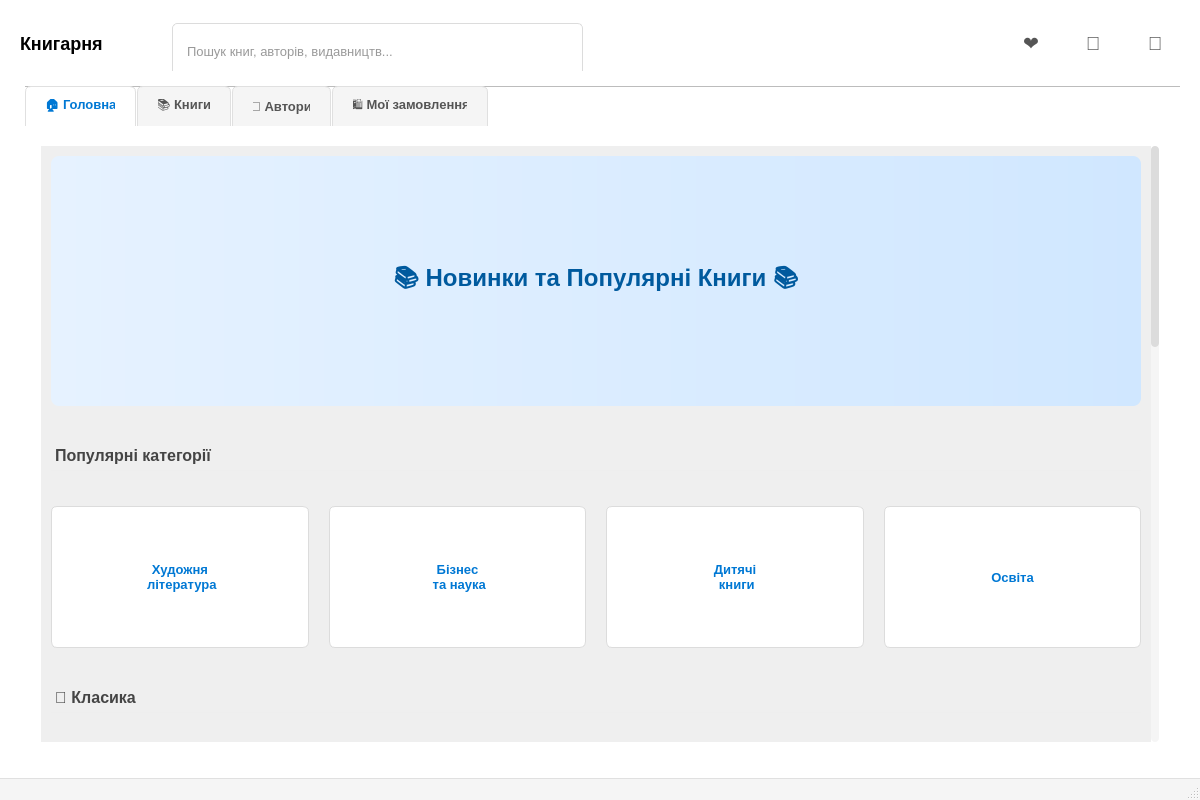
Defenderest/DB_Kurs, file mainwindow.ui: the form before one commit.
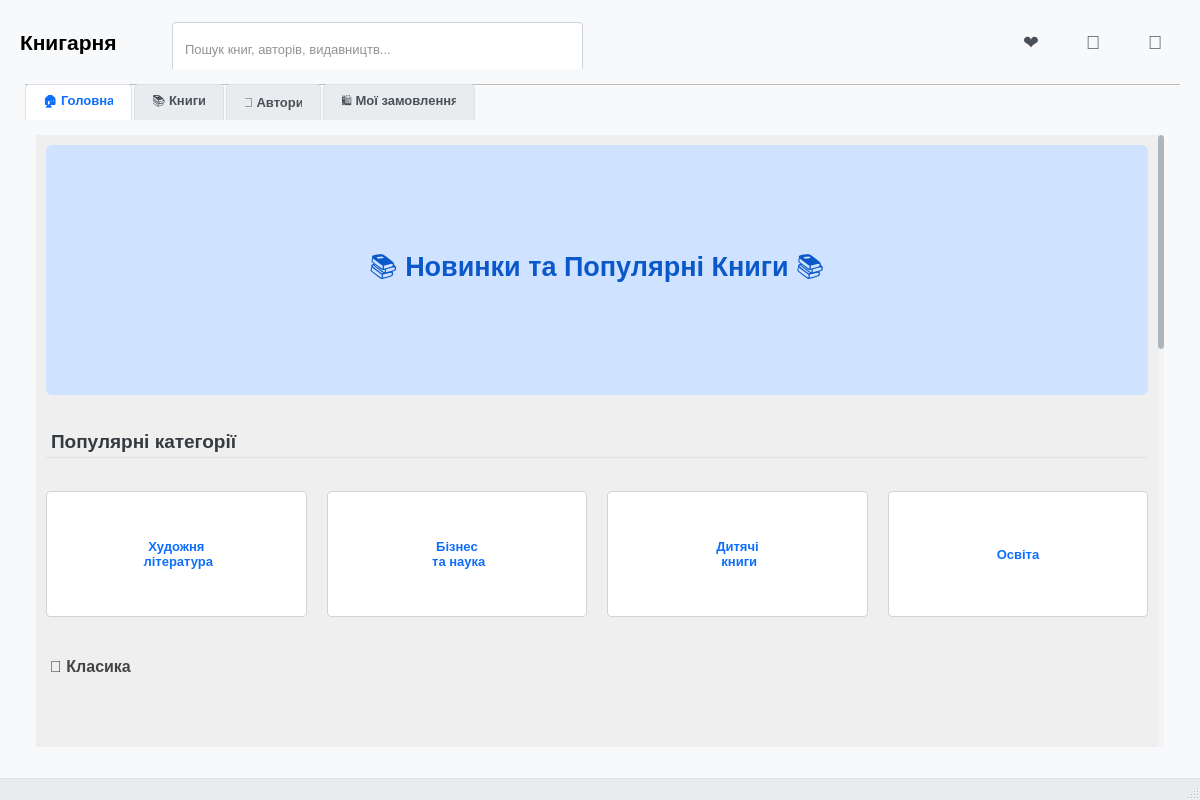
The form after the commit. Icons and pictures are not drawn.

Commit message: style: modernize ui with flat design and bootstrap-like styles

```diff
--- a/mainwindow.ui
+++ b/mainwindow.ui
@@ -14,10 +14,10 @@
    <string>Книгарня</string>
   </property>
   <property name="styleSheet">
-   <string>
+   <string>/* --- Загальні стилі --- */
 QMainWindow {
-    background-color: #ffffff;
-    color: #333333;
+    background-color: #f8f9fa; /* Світло-сірий фон */
+    color: #212529; /* Темний текст */
 }
 
 QWidget {
@@ -25,33 +25,34 @@
     font-size: 10pt;
 }
 
-
+/* --- Вкладки --- */
 QTabWidget::pane {
-    border: 1px solid #e0e0e0;
+    border: 1px solid #dee2e6; /* Світліша рамка */
     border-top: none;
-    background-color: #ffffff;
-    border-radius: 0 0 6px 6px;
-    padding: 20px;
+    background-color: #ffffff; /* Білий фон вмісту вкладки */
+    border-radius: 0 0 4px 4px;
+    padding: 15px;
 }
 
 QTabBar::tab {
-    padding: 12px 20px;
-    margin-right: 1px;
-    background-color: #f5f5f5;
-    border: 1px solid #e0e0e0;
+    padding: 10px 18px;
+    margin-right: 2px;
+    background-color: #e9ecef; /* Трохи темніший сірий для неактивних */
+    border: 1px solid #dee2e6;
     border-bottom: none;
-    color: #555555;
+    color: #495057; /* Сірий текст */
     font-weight: 500;
-    border-top-left-radius: 6px;
-    border-top-right-radius: 6px;
+    border-top-left-radius: 4px;
+    border-top-right-radius: 4px;
 }
 
 QTabBar::tab:selected {
-    background-color: #ffffff;
-    color: #0078d4;
+    background-color: #ffffff; /* Білий фон для активної */
+    color: #0d6efd; /* Синій акцент */
     font-weight: 600;
-    border-color: #e0e0e0;
-
+    border-color: #dee2e6;
+    border-bottom: 1px solid #ffffff; /* Приховуємо нижню межу */
+    margin-bottom: -1px; /* Щоб перекрити межу панелі */
 }
 
 QTabBar::tab:hover:!selected {
@@ -62,17 +63,17 @@
 
 QTabWidget::tab-bar {
     alignment: left;
-    left: 5px;
+    left: 5px; /* Невеликий відступ */
 }
 
-
+/* --- Поля вводу, Комбобокси, Дата --- */
 QLineEdit, QComboBox, QDateEdit {
-    padding: 8px 12px;
-    border: 1px solid #dcdcdc;
-    border-radius: 5px;
+    padding: 8px 10px;
+    border: 1px solid #ced4da; /* Стандартна сіра рамка */
+    border-radius: 4px; /* Менш заокруглені кути */
     background-color: #ffffff;
-    color: #333333;
-    min-height: 36px;
+    color: #212529;
+    min-height: 34px; /* Трохи менша висота */
     font-size: 10pt;
 }
 
@@ -82,41 +83,43 @@
 }
 
 QLineEdit::placeholder {
-    color: #aaaaaa;
+    color: #6c757d; /* Сірий плейсхолдер */
 }
 
 QComboBox::drop-down {
     subcontrol-origin: padding;
     subcontrol-position: top right;
-    width: 25px;
-    border-left: 1px solid #dcdcdc;
-    border-top-right-radius: 5px;
-    border-bottom-right-radius: 5px;
+    width: 20px;
+    border-left: 1px solid #ced4da;
+    border-top-right-radius: 4px;
+    border-bottom-right-radius: 4px;
 }
 
 QComboBox::down-arrow {
-
+    /* Можна використати іконку або залишити стандартну */
+     image: url(:/icons/down-arrow.svg); /* Приклад шляху до іконки */
      width: 10px;
      height: 10px;
 }
 QComboBox QAbstractItemView {
-    border: 1px solid #dcdcdc;
+    border: 1px solid #ced4da;
     background-color: #ffffff;
-    selection-background-color: #e6f2ff;
-    selection-color: #0078d4;
+    selection-background-color: #cfe2ff; /* Світло-синій фон виділення */
+    selection-color: #000; /* Чорний текст виділення */
     padding: 4px;
 }
 
-
+/* --- Кнопки --- */
 QPushButton {
-    padding: 8px 16px;
-    background-color: #0078d4;
+    padding: 8px 14px;
+    background-color: #0d6efd; /* Основний синій */
     color: white;
-    border: 1px solid #0078d4;
-    border-radius: 5px;
+    border: 1px solid #0d6efd;
+    border-radius: 4px;
     font-weight: 500;
-    min-height: 36px;
+    min-height: 34px;
     font-size: 10pt;
+    transition: background-color 0.15s ease-in-out, border-color 0.15s ease-in-out; /* Плавний перехід */
 }
 QPushButton:hover {
     background-color: #106ebe;
@@ -127,21 +130,22 @@
     border-color: #005a9e;
 }
 QPushButton:disabled {
-    background-color: #f0f0f0;
-    color: #aaaaaa;
-    border-color: #e0e0e0;
+    background-color: #6c757d; /* Сірий для неактивних */
+    color: #ffffff;
+    border-color: #6c757d;
+    opacity: 0.65;
 }
 
-
+/* --- Кнопки-іконки в хедері --- */
 QPushButton#cartButton, QPushButton#wishlistButton, QPushButton#profileButton {
     background-color: transparent;
-    border: none;
+    border: 1px solid transparent; /* Прозора рамка для збереження розміру */
     padding: 6px;
-    border-radius: 50%;
-    min-height: 38px; min-width: 38px;
-    max-width: 38px; max-height: 38px;
-    color: #555555;
-    font-size: 14pt;
+    border-radius: 4px; /* Звичайний радіус */
+    min-height: 36px; min-width: 36px;
+    max-width: 36px; max-height: 36px;
+    color: #495057; /* Сірий колір іконки */
+    font-size: 14pt; /* Розмір можна налаштувати */
 }
 QPushButton#cartButton:hover, QPushButton#wishlistButton:hover, QPushButton#profileButton:hover {
     background-color: #f0f0f0;
@@ -151,15 +155,15 @@
     background-color: #e0e0e0;
 }
 
-
+/* --- Кнопки фільтрів/сортування/вигляду --- */
 QPushButton#filterButton, QPushButton#sortButton, QPushButton#viewModeButton {
     background-color: #ffffff;
-    border: 1px solid #dcdcdc;
-    color: #555555;
-    min-width: 38px; max-width: 38px;
-    min-height: 36px; max-height: 36px;
+    border: 1px solid #ced4da; /* Стандартна сіра рамка */
+    color: #495057; /* Сірий колір іконки/тексту */
+    min-width: 36px; max-width: 36px; /* Зробимо квадратними */
+    min-height: 34px; max-height: 34px;
     padding: 6px;
-    border-radius: 5px;
+    border-radius: 4px;
     font-size: 12pt;
 }
 QPushButton#filterButton:hover, QPushButton#sortButton:hover, QPushButton#viewModeButton:hover {
@@ -171,28 +175,27 @@
     background-color: #e8e8e8;
 }
 QPushButton#viewModeButton:checked {
-    background-color: #e6f2ff;
-    border-color: #7bbfff;
-    color: #0078d4;
+    background-color: #cfe2ff; /* Світло-синій фон для вибраного */
+    border-color: #86b7fe;
+    color: #0d6efd;
 }
 
-
-
+/* --- Скролбари --- */
 QScrollArea {
     border: none;
     background-color: transparent;
 }
 QScrollBar:vertical {
     border: none;
-    background: #f5f5f5;
-    width: 8px;
+    background: #f1f3f5; /* Дуже світлий фон */
+    width: 6px; /* Тонший скролбар */
     margin: 0px 0px 0px 0px;
-    border-radius: 4px;
+    border-radius: 3px;
 }
 QScrollBar::handle:vertical {
-    background: #dcdcdc;
-    min-height: 25px;
-    border-radius: 4px;
+    background: #adb5bd; /* Сірий повзунок */
+    min-height: 20px;
+    border-radius: 3px;
 }
 QScrollBar::handle:vertical:hover {
     background: #c8c8c8;
@@ -205,10 +208,10 @@
 }
 
 QScrollBar:horizontal {
-    border: none; background: #f5f5f5; height: 8px; margin: 0px 0px 0px 0px; border-radius: 4px;
+    border: none; background: #f1f3f5; height: 6px; margin: 0px 0px 0px 0px; border-radius: 3px;
 }
 QScrollBar::handle:horizontal {
-    background: #dcdcdc; min-width: 25px; border-radius: 4px;
+    background: #adb5bd; min-width: 20px; border-radius: 3px;
 }
 QScrollBar::handle:horizontal:hover {
     background: #c8c8c8;
@@ -220,57 +223,62 @@
     background: none;
 }
 
-
+/* --- Статус бар --- */
 QStatusBar {
-    background-color: #f5f5f5;
-    color: #555555;
+    background-color: #e9ecef; /* Світло-сірий фон */
+    color: #495057; /* Сірий текст */
     font-size: 9pt;
-    border-top: 1px solid #e0e0e0;
+    border-top: 1px solid #dee2e6; /* Тонка верхня межа */
 }
 
-
+/* --- Мітки (Labels) --- */
 QLabel {
-   color: #333333;
+   color: #212529; /* Основний темний текст */
    background-color: transparent;
 }
 QLabel#logoLabel {
-   font-size: 18px;
+   font-size: 16pt; /* Трохи менший логотип */
    font-weight: 600;
-   color: #000000;
+   color: #000000; /* Чорний */
    padding-left: 0px;
 }
 QLabel#bannerLabel {
-
-   background-color: qlineargradient(spread:pad, x1:0, y1:0.5, x2:1, y2:0.5, stop:0 #e6f2ff, stop:1 #d0e7ff);
-   border-radius: 8px;
-   color: #005a9e;
-   font-size: 24px;
-   font-weight: 600;
-   padding: 30px;
+   /* background-color: qlineargradient(spread:pad, x1:0, y1:0.5, x2:1, y2:0.5, stop:0 #e6f2ff, stop:1 #d0e7ff); */
+   background-color: #cfe2ff; /* Простий світло-синій фон */
+   border-radius: 6px; /* Менше заокруглення */
+   color: #0a58ca; /* Темніший синій текст */
+   font-size: 20pt; /* Менший розмір шрифту */
+   font-weight: 500; /* Звичайний шрифт */
+   padding: 25px;
+   text-align: center; /* Вирівнювання по центру */
 }
-QLabel#categoryHeaderLabel, QLabel#bestsellerHeaderLabel, QLabel#newReleaseHeaderLabel {
-   font-size: 16px;
+/* Заголовки секцій */
+QLabel#categoryHeaderLabel, QLabel#bestsellerHeaderLabel, QLabel#newReleaseHeaderLabel,
+QLabel#classicsHeaderLabel, QLabel#fantasyHeaderLabel, QLabel#nonFictionHeaderLabel {
+   font-size: 14pt; /* Менший розмір */
    font-weight: 600;
-   color: #444444;
-   margin-top: 20px;
-   margin-bottom: 10px;
-   padding-bottom: 5px;
-   border-bottom: 1px solid #eeeeee;
+   color: #343a40; /* Темно-сірий */
+   margin-top: 15px;
+   margin-bottom: 8px;
+   padding-bottom: 4px;
+   border-bottom: 1px solid #dee2e6; /* Світліша лінія */
 }
 QLabel#dateFilterLabel {
-    color: #777777;
+    color: #495057; /* Сірий текст */
+    font-size: 9pt; /* Менший шрифт */
 }
 
-
+/* --- Кнопки категорій --- */
 QWidget#categoriesWidget QPushButton {
     background-color: #ffffff;
-    color: #0078d4;
-    border: 1px solid #dcdcdc;
+    color: #0d6efd; /* Синій текст */
+    border: 1px solid #ced4da; /* Сіра рамка */
     font-weight: 500;
     text-align: center;
-    padding: 15px;
-    min-height: 110px;
-    border-radius: 6px;
+    padding: 12px;
+    min-height: 100px; /* Трохи менша висота */
+    border-radius: 4px;
+    transition: background-color 0.15s ease-in-out, border-color 0.15s ease-in-out, color 0.15s ease-in-out;
 }
 QWidget#categoriesWidget QPushButton:hover {
     background-color: #f5f5f5;
@@ -281,9 +289,9 @@
     background-color: #e8e8e8;
 }
 
-
+/* --- Глобальний пошук --- */
 QLineEdit#globalSearchLineEdit {
-    min-height: 38px;
+    min-height: 36px; /* Стандартна висота */
 }
 </string>
   </property>
```
Left out of the diff: 46 changed lines with no effect on the pictures. The commit also changes 2 other files.
